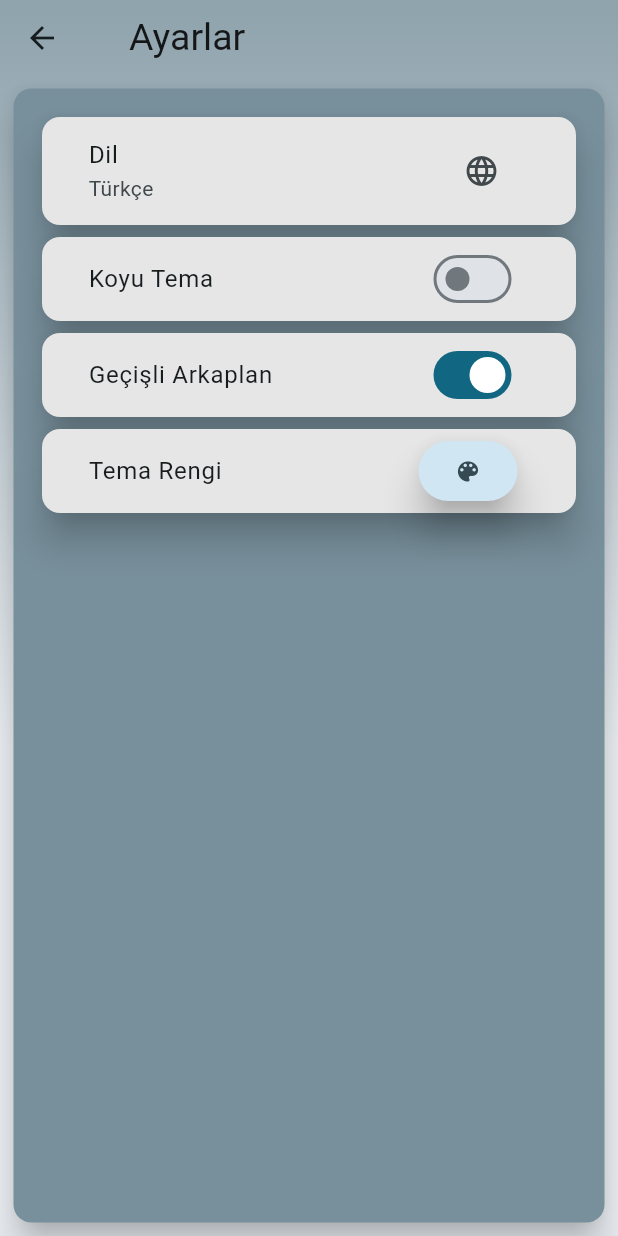
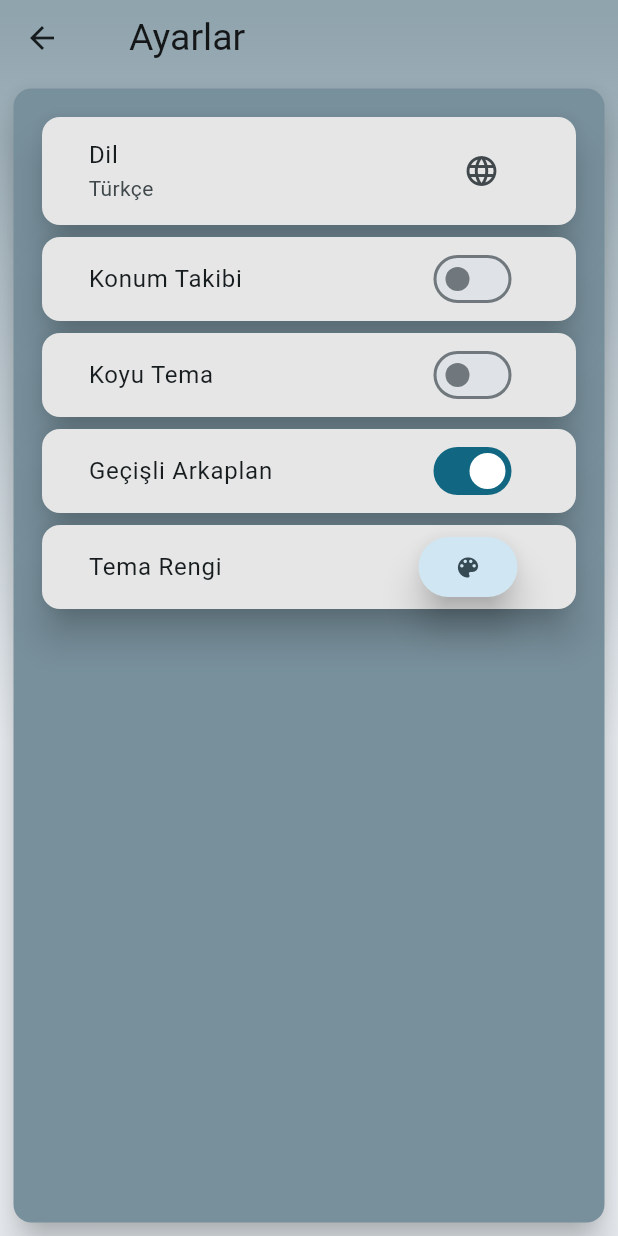
Before and after one commit to Afaruk59/Namaz-Vakti-App, a Flutter app: the screen it shows after launch, after a tap on "Güncelle", after a tap on the "settings" icon, on a phone screen of 412 x 824 dp. Run offline on Flutter 3.47's test engine with Material 3 defaults, Android fonts, the phone set to English and light mode, and no system bars; our stand-ins replace connectivity_plus, csv, flutter_compass, geolocator, google_fonts, hijri and 2 more; missing offline and left inert: translator; generated files the repository leaves out were written again; network calls fail; Roboto replaces fonts that are missing (Ubuntu).

Commit message:
18-12-24

```diff
--- a/lib/change_settings.dart
+++ b/lib/change_settings.dart
@@ -20,6 +20,8 @@ import 'package:shared_preferences/shared_preferences.dart';
 class ChangeSettings with ChangeNotifier {
   static late SharedPreferences _settings;
 
+  bool otoLocal = false;
+
   double? currentHeight;
 
   bool isDark = false;
@@ -32,20 +34,22 @@ class ChangeSettings with ChangeNotifier {
 
   bool isfirst = true;
 
-  bool isOpen = false;
-  List<bool> alarmList = [
-    false,
-    false,
-    false,
-    false,
-    false,
-    false,
-    false,
-  ];
-  List<int> gaps = [0, 0, 0, 0, 0, 0, 0];
+  // bool isOpen = false;
+  // List<bool> alarmList = [
+  //   false,
+  //   false,
+  //   false,
+  //   false,
+  //   false,
+  //   false,
+  //   false,
+  // ];
+  // List<int> gaps = [0, 0, 0, 0, 0, 0, 0];
 
   Locale? locale;
   String? langCode;
+
+  //HEIGHT
 
   void changeHeight(context) {
     currentHeight = MediaQuery.of(context).size.height;
@@ -288,6 +292,20 @@ class ChangeSettings with ChangeNotifier {
     cityState = state;
   }
 
+  void toggleOtoLoc() {
+    otoLocal = !otoLocal;
+    saveOtoLoc(otoLocal);
+    notifyListeners();
+  }
+
+  void saveOtoLoc(bool val) {
+    _settings.setBool('otoLocation', val);
+  }
+
+  void loadOtoLoc() {
+    otoLocal = _settings.getBool('otoLocation') ?? false;
+  }
+
   //STARTUP SETTINGS
   void loadFirstFromSharedPref() {
     isfirst = _settings.getBool('startup') ?? true;
--- a/lib/home_page.dart
+++ b/lib/home_page.dart
@@ -23,6 +23,7 @@ import 'package:namaz_vakti_app/pages/settings.dart';
 import 'package:namaz_vakti_app/pages/timesPage/times.dart';
 import 'package:namaz_vakti_app/pages/zikir.dart';
 import 'package:flutter_gen/gen_l10n/app_localization.dart';
+import 'package:namaz_vakti_app/time_data.dart';
 import 'package:provider/provider.dart';
 import 'package:namaz_vakti_app/change_settings.dart';
 
@@ -79,6 +80,9 @@ class _HomePageState extends State<HomePage> {
         _showWifiAlert();
         alertOpen = true;
       }
+    } else {
+      Provider.of<TimeData>(context, listen: false).switchClock(true);
+      Provider.of<TimeData>(context, listen: false).loadPrayerTimes(DateTime.now());
     }
   }
 
@@ -123,8 +127,6 @@ class _HomePageState extends State<HomePage> {
                 Navigator.pop(context);
                 alertOpen = false;
                 _checkWifi();
-                Navigator.pop(context);
-                Navigator.of(context).pushNamed('/');
               },
             ),
           ],
--- a/lib/l10n/app_ar.arb
+++ b/lib/l10n/app_ar.arb
@@ -72,6 +72,7 @@
 
     "ln": "اللغة",
     "languageMessageBody": "سيتم التغيير عند إعادة تشغيل التطبيق.",
+    "otoLocal": "تتبع الموقع",
     "darkMode": "الوضع الداكن",
     "gradient": "خلفية متدرجة",
     "themeColor": "لون الثيم",
@@ -79,7 +80,7 @@
 
     "startupTitle": "مرحبًا بك.",
     "startupDescription": "أوقات الصلاة مأخوذة من Namazvakti.com",
-    "tenbih": "تنبيه هام حول اختلاف أوقات الصلاة",
+    "tenbih": "تنبيه مهم بشأن أوقات الصلاة",
 
     "loading": "جارٍ البحث",
 
--- a/lib/l10n/app_de.arb
+++ b/lib/l10n/app_de.arb
@@ -72,6 +72,7 @@
 
     "ln": "Sprache",
     "languageMessageBody": "Änderungen werden beim Neustart der App wirksam.",
+    "otoLocal": "Standortverfolgung",
     "darkMode": "Dunkelmodus",
     "gradient": "Verlauf Hintergrund",
     "themeColor": "Themenfarbe",
@@ -79,7 +80,7 @@
 
     "startupTitle": "Willkommen.",
     "startupDescription": "Die Gebetszeiten werden von Namazvakti.com bezogen",
-    "tenbih": "Ein wichtiger Hinweis zu unterschiedlichen Gebetszeiten",
+    "tenbih": "Wichtiger Hinweis zu den Gebetszeiten",
 
     "loading": "Suche läuft",
 
--- a/lib/l10n/app_en.arb
+++ b/lib/l10n/app_en.arb
@@ -72,6 +72,7 @@
 
     "ln": "Language",
     "languageMessageBody": "It will change when the app is restarted.",
+    "otoLocal": "Location Tracking",
     "darkMode": "Dark Mode",
     "gradient": "Gradient Background",
     "themeColor": "Theme Color",
@@ -79,7 +80,7 @@
 
     "startupTitle": "Welcome.",
     "startupDescription": "Prayer times are taken from Namazvakti.com",
-    "tenbih": "An Important Cautioning About Different Prayer Times",
+    "tenbih": "Important Notice Regarding Prayer Times",
 
     "loading": "Searching",
 
--- a/lib/l10n/app_es.arb
+++ b/lib/l10n/app_es.arb
@@ -72,6 +72,7 @@
 
     "ln": "Idioma",
     "languageMessageBody": "Cambiará cuando la aplicación se reinicie.",
+    "otoLocal": "Seguimiento de ubicación",
     "darkMode": "Modo Oscuro",
     "gradient": "Fondo Degradado",
     "themeColor": "Color del Tema",
@@ -79,7 +80,7 @@
 
     "startupTitle": "Bienvenido.",
     "startupDescription": "Los horarios de oración son obtenidos de Namazvakti.com",
-    "tenbih": "Una Importante Advertencia Sobre Diferentes Horarios de Oración",
+    "tenbih": "Aviso Importante sobre los Horarios de Oración",
 
     "loading": "Buscando",
 
--- a/lib/l10n/app_fr.arb
+++ b/lib/l10n/app_fr.arb
@@ -72,6 +72,7 @@
 
     "ln": "Langue",
     "languageMessageBody": "Cela changera au redémarrage de l'application.",
+    "otoLocal": "Suivi de localisation",
     "darkMode": "Mode Sombre",
     "gradient": "Fond dégradé",
     "themeColor": "Couleur du Thème",
@@ -79,7 +80,7 @@
 
     "startupTitle": "Bienvenue.",
     "startupDescription": "Les heures de prière sont fournies par Namazvakti.com",
-    "tenbih": "Une importante mise en garde concernant les différentes heures de prière",
+    "tenbih": "Avertissement Important Concernant les Heures de Prière",
 
     "loading": "Recherche en cours",
 
--- a/lib/l10n/app_it.arb
+++ b/lib/l10n/app_it.arb
@@ -72,6 +72,7 @@
 
     "ln": "Lingua",
     "languageMessageBody": "Cambierà al riavvio dell'app.",
+    "otoLocal": "Rilevamento della posizione",
     "darkMode": "Modalità Scura",
     "gradient": "Sfondo Sfumato",
     "themeColor": "Colore del Tema",
@@ -79,7 +80,7 @@
 
     "startupTitle": "Benvenuto.",
     "startupDescription": "Gli orari di preghiera sono presi da Namazvakti.com",
-    "tenbih": "Un importante avvertimento sugli orari di preghiera differenti",
+    "tenbih": "Avviso Importante sugli Orari di Preghiera",
 
     "loading": "Ricerca in corso",
 
--- a/lib/l10n/app_ru.arb
+++ b/lib/l10n/app_ru.arb
@@ -72,6 +72,7 @@
 
     "ln": "Язык",
     "languageMessageBody": "Изменение произойдет при перезапуске приложения.",
+    "otoLocal": "Oтслеживание местоположения",
     "darkMode": "Темный режим",
     "gradient": "Градиентный фон",
     "themeColor": "Цвет темы",
@@ -79,7 +80,7 @@
 
     "startupTitle": "Добро пожаловать.",
     "startupDescription": "Время молитвы взято с Namazvakti.com",
-    "tenbih": "Важное предупреждение о различных временах молитвы",
+    "tenbih": "Важное уведомление о времени намаза",
 
     "loading": "Поиск",
 
--- a/lib/l10n/app_tr.arb
+++ b/lib/l10n/app_tr.arb
@@ -266,6 +266,10 @@
     "@languageMessageBody":{
         "description": "Message text"
     },
+    "otoLocal": "Konum Takibi",
+    "@otoLocal":{
+        "description": "Text"
+    },
     "darkMode": "Koyu Tema",
     "@darkMode":{
         "description": "Text"
--- a/lib/main.dart
+++ b/lib/main.dart
@@ -58,7 +58,7 @@ void main() async {
 
 class MainApp extends StatelessWidget {
   const MainApp({super.key});
-  static String version = '1.0.5';
+  static String version = '1.1.0';
 
   @override
   Widget build(BuildContext context) {
@@ -68,6 +68,7 @@ class MainApp extends StatelessWidget {
     Provider.of<ChangeSettings>(context, listen: false).loadGradFromSharedPref();
     Provider.of<ChangeSettings>(context, listen: false).loadFirstFromSharedPref();
     Provider.of<ChangeSettings>(context, listen: false).loadLanguage();
+    Provider.of<ChangeSettings>(context, listen: false).loadOtoLoc();
     Provider.of<ChangeSettings>(context).locale == const Locale('ar')
         ? HijriCalendar.setLocal('ar')
         : HijriCalendar.setLocal('en');
--- a/lib/pages/settings.dart
+++ b/lib/pages/settings.dart
@@ -129,6 +129,18 @@ class SettingsCard extends StatelessWidget {
                     title: Text(AppLocalizations.of(context)!.ln),
                     subtitle: Text(AppLocalizations.of(context)!.lang),
                     trailing: const LangSelector(),
+                  ),
+                ),
+              ),
+              Card(
+                color: Theme.of(context).cardColor,
+                child: Padding(
+                  padding: const EdgeInsets.symmetric(horizontal: 15.0),
+                  child: SwitchListTile(
+                    title: Text(AppLocalizations.of(context)!.otoLocal),
+                    value: Provider.of<ChangeSettings>(context).otoLocal,
+                    onChanged: (_) =>
+                        Provider.of<ChangeSettings>(context, listen: false).toggleOtoLoc(),
                   ),
                 ),
               ),
--- a/lib/pages/timesPage/calendar.dart
+++ b/lib/pages/timesPage/calendar.dart
@@ -118,7 +118,7 @@ class _CalendarBtnState extends State<CalendarBtn> {
   @override
   Widget build(BuildContext context) {
     return Positioned(
-      bottom: Provider.of<ChangeSettings>(context).currentHeight! < 700 ? 10 : 20,
+      bottom: MediaQuery.of(context).size.height < 700 ? 10 : 20,
       right: 13,
       child: IconButton(
         iconSize: 25,
--- a/lib/pages/timesPage/detailed_times.dart
+++ b/lib/pages/timesPage/detailed_times.dart
@@ -59,7 +59,7 @@ class DetailedTimesBtn extends StatelessWidget {
     _kible = Provider.of<TimeData>(context).kible;
     _time = Provider.of<TimeData>(context).miladi;
     return Positioned(
-      bottom: Provider.of<ChangeSettings>(context).currentHeight! < 700 ? 10 : 20,
+      bottom: MediaQuery.of(context).size.height < 700 ? 10 : 20,
       left: 13,
       child: IconButton(
         iconSize: 25,
--- a/lib/pages/timesPage/location.dart
+++ b/lib/pages/timesPage/location.dart
@@ -34,6 +34,7 @@ class LocationState extends State<Location> {
   double lat = 0;
   double long = 0;
   bool progress = false;
+  static bool first = true;
 
   double calculateDistance(double lat1, double lon1, double lat2, double lon2) {
     const R = 6371; // Dünya'nın yarıçapı (kilometre)
@@ -227,16 +228,29 @@ class LocationState extends State<Location> {
   }
 
   @override
+  void initState() {
+    super.initState();
+    if (Provider.of<ChangeSettings>(context, listen: false).otoLocal && first == true) {
+      searchLocation();
+    }
+  }
+
+  void searchLocation() async {
+    setState(() {
+      progress = true;
+      first = false;
+    });
+    await getCurrentLocation();
+  }
+
+  @override
   Widget build(BuildContext context) {
     return Padding(
       padding: const EdgeInsets.symmetric(vertical: 6.0),
       child: FilledButton.tonal(
         style: ElevatedButton.styleFrom(elevation: 10),
-        onPressed: () async {
-          setState(() {
-            progress = true;
-          });
-          await getCurrentLocation();
+        onPressed: () {
+          searchLocation();
         },
         child: progress == true
             ? const Row(
--- a/pubspec.yaml
+++ b/pubspec.yaml
@@ -1,7 +1,7 @@
 name: namaz_vakti_app
 description: "A new Flutter project."
 publish_to: 'none'
-version: 1.0.5
+version: 1.1.0
 
 environment:
   sdk: '>=3.4.4 <4.0.0'
```
Also changed, not shown: lib/pages/timesPage/times.dart (+0 -8 lines), 1 other file.
